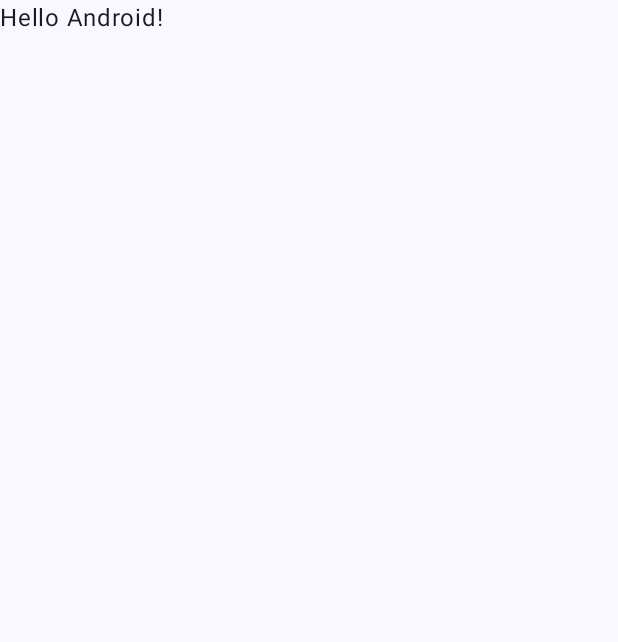
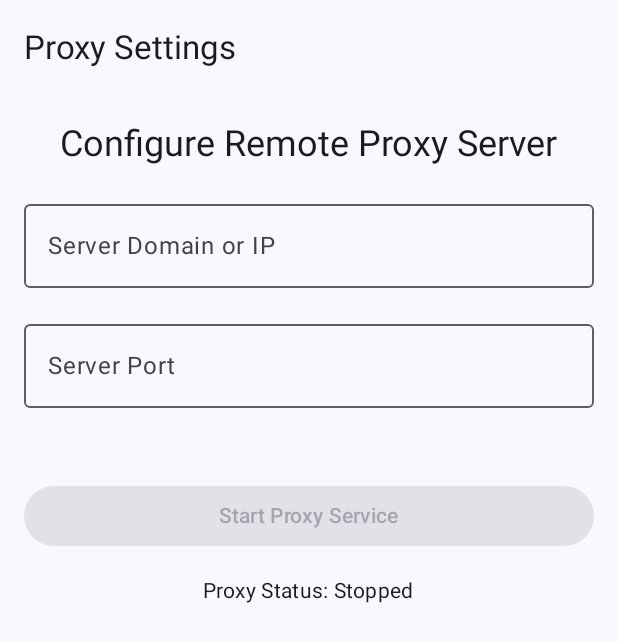
Before and after one commit to sailvpn/android, an Android app built with Jetpack Compose: the screen it shows after launch (MainActivity), on a phone screen of 412 x 824 dp. Before the commit the part shown is almost empty. Shown: the top 642 px of the screen. Run offline under Robolectric (Android 15) with nearby library versions, the phone set to English and light mode, and no system bars.

Commit message:
MainActivity, ProxySettingsScreen, ProxySettingsViewModel.kt

```diff
--- a/app/src/main/java/com/illiad/troad/MainActivity.kt
+++ b/app/src/main/java/com/illiad/troad/MainActivity.kt
@@ -3,45 +3,25 @@ package com.illiad.troad
 import android.os.Bundle
 import androidx.activity.ComponentActivity
 import androidx.activity.compose.setContent
-import androidx.activity.enableEdgeToEdge
 import androidx.compose.foundation.layout.fillMaxSize
-import androidx.compose.foundation.layout.padding
-import androidx.compose.material3.Scaffold
-import androidx.compose.material3.Text
-import androidx.compose.runtime.Composable
+import androidx.compose.material3.MaterialTheme
+import androidx.compose.material3.Surface
 import androidx.compose.ui.Modifier
-import androidx.compose.ui.tooling.preview.Preview
-import com.illiad.troad.ui.theme.TroadTheme
+import com.illiad.troad.ui.theme.TroadTheme // Your app's theme
+import com.illiad.troad.view.ProxySettingsScreen
 
 class MainActivity : ComponentActivity() {
     override fun onCreate(savedInstanceState: Bundle?) {
         super.onCreate(savedInstanceState)
-        enableEdgeToEdge()
         setContent {
-            TroadTheme {
-                Scaffold(modifier = Modifier.fillMaxSize()) { innerPadding ->
-                    Greeting(
-                        name = "Android",
-                        modifier = Modifier.padding(innerPadding)
-                    )
+            TroadTheme { // Apply your app's theme
+                Surface(
+                    modifier = Modifier.fillMaxSize(),
+                    color = MaterialTheme.colorScheme.background
+                ) {
+                    ProxySettingsScreen()
                 }
             }
         }
     }
 }
-
-@Composable
-fun Greeting(name: String, modifier: Modifier = Modifier) {
-    Text(
-        text = "Hello $name!",
-        modifier = modifier
-    )
-}
-
-@Preview(showBackground = true)
-@Composable
-fun GreetingPreview() {
-    TroadTheme {
-        Greeting("Android")
-    }
-}
--- /dev/null
+++ b/app/src/main/java/com/illiad/troad/view/ProxySettingsScreen.kt
@@ -0,0 +1,115 @@
+package com.illiad.troad.view
+
+import androidx.compose.foundation.layout.*
+import androidx.compose.foundation.text.KeyboardOptions
+import androidx.compose.material3.*
+import androidx.compose.runtime.*
+import androidx.compose.ui.Alignment
+import androidx.compose.ui.Modifier
+import androidx.compose.ui.text.input.KeyboardType
+import androidx.compose.ui.tooling.preview.Preview
+import androidx.compose.ui.unit.dp
+import androidx.lifecycle.viewmodel.compose.viewModel
+import com.illiad.troad.model.ProxySettingsViewModel
+
+@OptIn(ExperimentalMaterial3Api::class)
+@Composable
+fun ProxySettingsScreen(viewModel: ProxySettingsViewModel = viewModel()) {
+    Scaffold(
+        topBar = {
+            TopAppBar(title = { Text("Proxy Settings") })
+        }
+    ) { paddingValues ->
+        Column(
+            modifier = Modifier
+                .padding(paddingValues)
+                .padding(16.dp)
+                .fillMaxSize(),
+            horizontalAlignment = Alignment.CenterHorizontally,
+            verticalArrangement = Arrangement.spacedBy(16.dp)
+        ) {
+            Text(
+                text = "Configure Remote Proxy Server",
+                style = MaterialTheme.typography.headlineSmall
+            )
+
+            OutlinedTextField(
+                value = viewModel.serverDomain,
+                onValueChange = { viewModel.onDomainChange(it) },
+                label = { Text("Server Domain or IP") },
+                modifier = Modifier.fillMaxWidth(),
+                singleLine = true,
+                isError = viewModel.errorMessage?.contains("Domain") == true
+            )
+
+            OutlinedTextField(
+                value = viewModel.serverPort,
+                onValueChange = { viewModel.onPortChange(it) },
+                label = { Text("Server Port") },
+                modifier = Modifier.fillMaxWidth(),
+                keyboardOptions = KeyboardOptions(keyboardType = KeyboardType.Number),
+                singleLine = true,
+                isError = viewModel.errorMessage?.contains("Port") == true
+            )
+
+            if (viewModel.errorMessage != null) {
+                Text(
+                    text = viewModel.errorMessage!!,
+                    color = MaterialTheme.colorScheme.error,
+                    style = MaterialTheme.typography.bodySmall,
+                    modifier = Modifier.fillMaxWidth()
+                )
+            }
+
+            Spacer(modifier = Modifier.height(16.dp))
+
+            if (viewModel.isProxyRunning) {
+                Button(
+                    onClick = { viewModel.stopProxyService() },
+                    modifier = Modifier.fillMaxWidth(),
+                    colors = ButtonDefaults.buttonColors(containerColor = MaterialTheme.colorScheme.error)
+                ) {
+                    Text("Stop Proxy Service")
+                }
+                Text(
+                    "Proxy Status: Running",
+                    style = MaterialTheme.typography.bodyMedium,
+                    color = MaterialTheme.colorScheme.primary
+                )
+
+            } else {
+                Button(
+                    onClick = { viewModel.startProxyService() },
+                    modifier = Modifier.fillMaxWidth(),
+                    enabled = viewModel.errorMessage == null && viewModel.serverDomain.isNotBlank() && viewModel.serverPort.isNotBlank()
+                ) {
+                    Text("Start Proxy Service")
+                }
+                Text(
+                    "Proxy Status: Stopped",
+                    style = MaterialTheme.typography.bodyMedium
+                )
+            }
+        }
+    }
+}
+
+@Preview(showBackground = true)
+@Composable
+fun ProxySettingsScreenPreview() {
+    MaterialTheme { // Ensure a MaterialTheme is applied for preview
+        ProxySettingsScreen()
+    }
+}
+
+@Preview(showBackground = true)
+@Composable
+fun ProxySettingsScreenRunningPreview() {
+    MaterialTheme {
+        val previewViewModel = ProxySettingsViewModel()
+        previewViewModel.isProxyRunning = true
+        previewViewModel.serverDomain = "proxy.example.com"
+        previewViewModel.serverPort = "8080"
+        ProxySettingsScreen(viewModel = previewViewModel)
+    }
+}
```
Also changed, not shown: app/src/main/java/com/illiad/troad/model/ProxySettingsViewModel.kt (added, +52 -0 lines).
